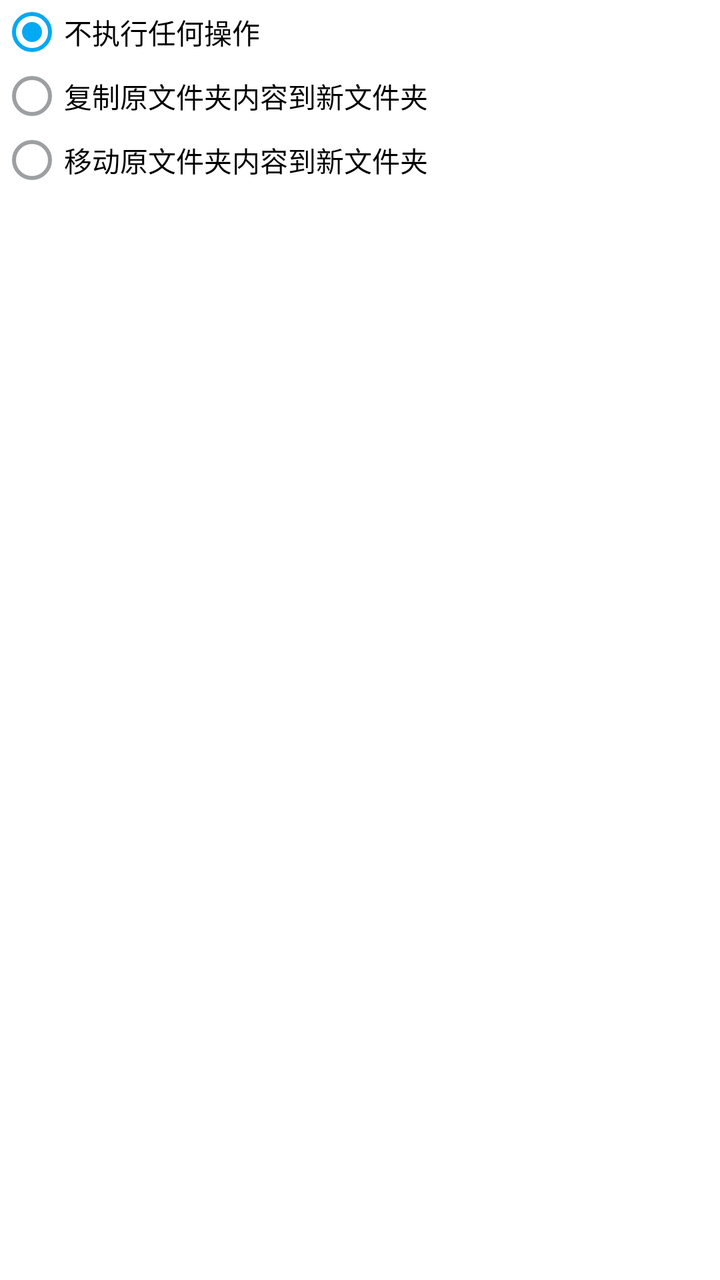
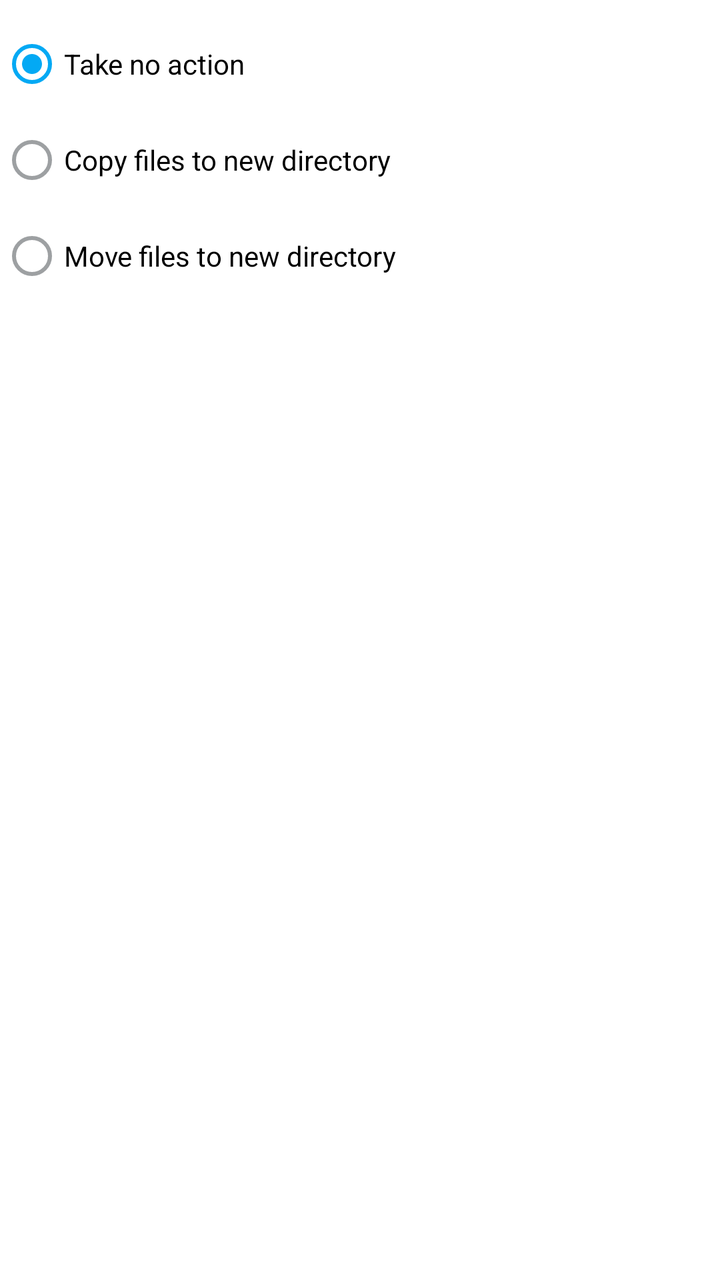

Two renders of the same Android screen: before a commit and after it. Below are the layout's source before the change and the commit's diff.
<!-- AndroidManifest.xml: application theme AppTheme -->
<!-- res/layout/script_dir_pref_radio_group.xml -->
<?xml version="1.0" encoding="utf-8"?>
<RadioGroup xmlns:android="http://schemas.android.com/apk/res/android"
            android:layout_width="match_parent"
            android:layout_height="wrap_content"
            android:orientation="vertical">

    <RadioButton
        android:id="@+id/none"
        android:layout_width="wrap_content"
        android:layout_height="wrap_content"
        android:checked="true"
        android:text="不执行任何操作"/>


    <RadioButton
        android:id="@+id/copy"
        android:layout_width="wrap_content"
        android:layout_height="wrap_content"
        android:text="复制原文件夹内容到新文件夹"/>

    <RadioButton
        android:id="@+id/move"
        android:layout_width="wrap_content"
        android:layout_height="wrap_content"
        android:text="移动原文件夹内容到新文件夹"/>

</RadioGroup>
<!-- resources referenced by this layout -->
<resources>
  <style name="AppTheme" parent="Theme.AppCompat.DayNight.NoActionBar">
          <item name="colorPrimary">@color/colorPrimary</item>
          <item name="colorPrimaryDark">@color/colorPrimaryDark</item>
          <item name="colorAccent">@color/colorAccent</item>
          <item name="android:textColorPrimary">@color/text_color_secondary</item>
          <item name="android:textColorSecondary">@color/text_color_thirdly</item>
          <item name="android:windowBackground">@color/window_background</item>
          <item name="android:itemBackground">@color/item_background</item>
          <item name="itemBackgroundDark">@color/item_background_dark</item>
          <item name="android:divider">@color/divider</item>
          <item name="drawer_item_text_color">@color/drawer_menu_item_text_color</item>
          <item name="drawer_group_text_color">@color/drawer_menu_group_text_color</item>
      </style>
  <color name="colorPrimary">#37474F</color>
  <color name="colorPrimaryDark">#37474F</color>
  <color name="colorAccent">#03a9f4</color>
  <color name="text_color_secondary">#484C4F</color>
  <color name="text_color_thirdly">#9DA0A2</color>
  <color name="window_background">#FFFFFF</color>
  <color name="item_background">#FFFFFF</color>
  <color name="item_background_dark">#FFFFFF</color>
  <color name="divider">#f2f3f5</color>
  <color name="drawer_menu_item_text_color">#484C4F</color>
  <color name="drawer_menu_group_text_color">#999999</color>
</resources>

<!-- the commit's change to res/layout/script_dir_pref_radio_group.xml (unified diff, before → after) -->
@@ -1,27 +1,30 @@
 <?xml version="1.0" encoding="utf-8"?>
 <RadioGroup xmlns:android="http://schemas.android.com/apk/res/android"
-            android:layout_width="match_parent"
-            android:layout_height="wrap_content"
-            android:orientation="vertical">
+        android:layout_width="match_parent"
+        android:layout_height="wrap_content"
+        android:orientation="vertical">
 
     <RadioButton
-        android:id="@+id/none"
-        android:layout_width="wrap_content"
-        android:layout_height="wrap_content"
-        android:checked="true"
-        android:text="不执行任何操作"/>
-
+            android:id="@+id/none"
+            android:layout_width="wrap_content"
+            android:layout_height="wrap_content"
+            android:checked="true"
+            android:text="@string/text_script_dir_pref_action_take_no_action"
+            android:layout_marginTop="8dp"
+            android:minHeight="48dp" />
 
     <RadioButton
-        android:id="@+id/copy"
-        android:layout_width="wrap_content"
-        android:layout_height="wrap_content"
-        android:text="复制原文件夹内容到新文件夹"/>
+            android:id="@+id/copy"
+            android:layout_width="wrap_content"
+            android:layout_height="wrap_content"
+            android:text="@string/text_script_dir_pref_action_copy"
+            android:minHeight="48dp" />
 
     <RadioButton
-        android:id="@+id/move"
-        android:layout_width="wrap_content"
-        android:layout_height="wrap_content"
-        android:text="移动原文件夹内容到新文件夹"/>
+            android:id="@+id/move"
+            android:layout_width="wrap_content"
+            android:layout_height="wrap_content"
+            android:text="@string/text_script_dir_pref_action_move"
+            android:minHeight="48dp" />
 
 </RadioGroup>
<!-- resource entries referenced after the edit -->
@@ -1,5 +1,8 @@
 <!-- resources referenced by this layout -->
 <resources>
+  <string name="text_script_dir_pref_action_copy">Copy files to new directory</string>
+  <string name="text_script_dir_pref_action_move">Move files to new directory</string>
+  <string name="text_script_dir_pref_action_take_no_action">Take no action</string>
   <style name="AppTheme" parent="Theme.AppCompat.DayNight.NoActionBar">
           <item name="colorPrimary">@color/colorPrimary</item>
           <item name="colorPrimaryDark">@color/colorPrimaryDark</item>
